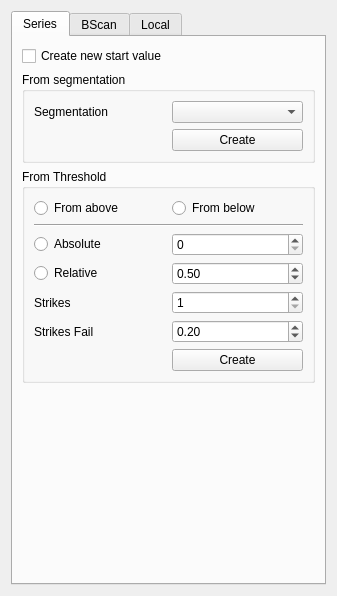
First picture: the form in ui/marker_segmentation.ui, repository neurodial/OCT-Marker, before the edit.
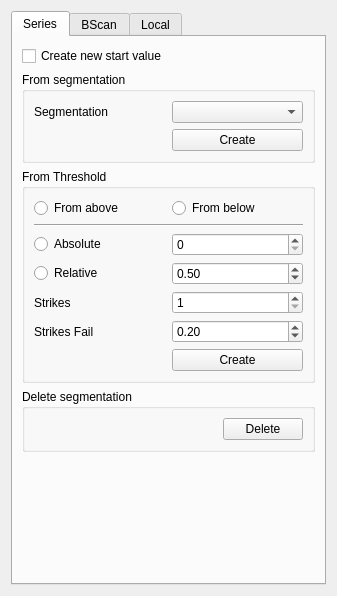
Second picture: the form after the edit. The open tabs and pages were chosen to show the change. Icons and pictures are not drawn.

The edit to the form file:
```diff
--- a/ui/marker_segmentation.ui
+++ b/ui/marker_segmentation.ui
@@ -171,6 +171,35 @@
          </layout>
         </widget>
        </item>
+       <item>
+        <widget class="QGroupBox" name="groupBox_5">
+         <property name="title">
+          <string>Delete segmentation</string>
+         </property>
+         <layout class="QGridLayout" name="gridLayout_8">
+          <item row="0" column="1">
+           <widget class="QPushButton" name="buttonSeriesDeleteSegmentation">
+            <property name="text">
+             <string>Delete</string>
+            </property>
+           </widget>
+          </item>
+          <item row="0" column="0">
+           <spacer name="horizontalSpacer_11">
+            <property name="orientation">
+             <enum>Qt::Horizontal</enum>
+            </property>
+            <property name="sizeHint" stdset="0">
+             <size>
+              <width>40</width>
+              <height>20</height>
+             </size>
+            </property>
+           </spacer>
+          </item>
+         </layout>
+        </widget>
+       </item>
        <item>
         <spacer name="verticalSpacer">
          <property name="orientation">
```
Left out of the diff: 2 changed lines with no effect on the pictures.
